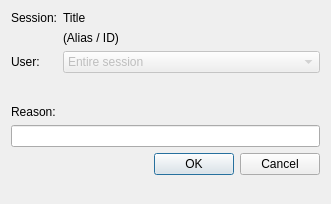
The window that src/desktop/ui/abusereport.ui (drawpile/Drawpile) describes before a commit, drawn with Qt 5.
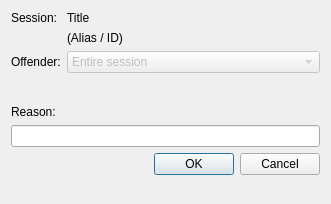
The same window after the commit.

Commit message:
Change "User" to "Offender" in report dialog
Since the "entire session" is not a user.

What changed in the file:
```diff
--- a/src/desktop/ui/abusereport.ui
+++ b/src/desktop/ui/abusereport.ui
@@ -93,7 +93,7 @@
    <item row="2" column="0">
     <widget class="QLabel">
      <property name="text">
-      <string>User:</string>
+      <string>Offender:</string>
      </property>
     </widget>
    </item>
```
